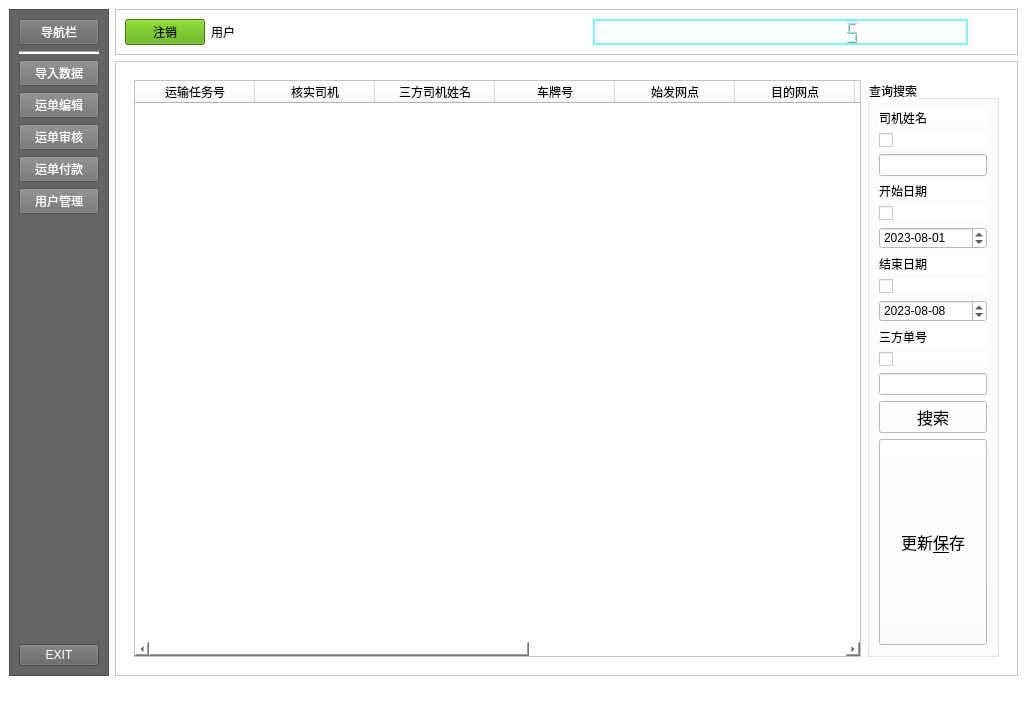
Old version of the form 物流/ui/mainwindow.ui in the repository cnfengwei/wuliu.
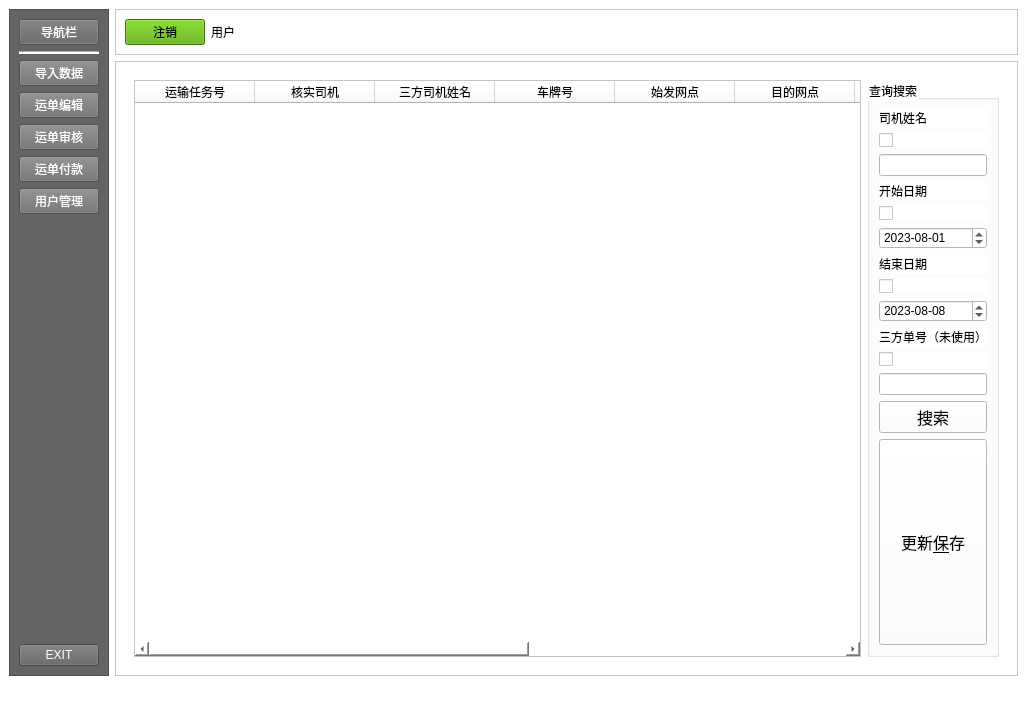
New version of the form. The open tabs and pages were chosen to show the change. Icons and pictures are not drawn.

```diff
--- a/物流/ui/mainwindow.ui
+++ b/物流/ui/mainwindow.ui
@@ -602,7 +602,7 @@
               <item>
                <widget class="QLabel" name="label_7">
                 <property name="text">
-                 <string>三方单号</string>
+                 <string>三方单号（未使用）</string>
                 </property>
                </widget>
               </item>
@@ -1165,55 +1165,6 @@
            </property>
           </widget>
          </item>
-         <item>
-          <widget class="QLCDNumber" name="lcdNumber">
-           <property name="sizePolicy">
-            <sizepolicy hsizetype="Minimum" vsizetype="Minimum">
-             <horstretch>1</horstretch>
-             <verstretch>0</verstretch>
-            </sizepolicy>
-           </property>
-           <property name="sizeIncrement">
-            <size>
-             <width>0</width>
-             <height>1</height>
-            </size>
-           </property>
-           <property name="styleSheet">
-            <string notr="true">color: rgb(114, 255, 250);</string>
-           </property>
-           <property name="frameShape">
-            <enum>QFrame::WinPanel</enum>
-           </property>
-           <property name="frameShadow">
-            <enum>QFrame::Plain</enum>
-           </property>
-           <property name="lineWidth">
-            <number>4</number>
-           </property>
-           <property name="midLineWidth">
-            <number>10</number>
-           </property>
-           <property name="smallDecimalPoint">
-            <bool>false</bool>
-           </property>
-           <property name="digitCount">
-            <number>13</number>
-           </property>
-           <property name="mode">
-            <enum>QLCDNumber::Oct</enum>
-           </property>
-           <property name="segmentStyle">
-            <enum>QLCDNumber::Filled</enum>
-           </property>
-           <property name="value" stdset="0">
-            <double>5.000000000000000</double>
-           </property>
-           <property name="intValue" stdset="0">
-            <number>5</number>
-           </property>
-          </widget>
-         </item>
          <item>
           <spacer name="horizontalSpacer">
            <property name="orientation">
```
Left out of the diff: 4 changed lines with no effect on the pictures.
